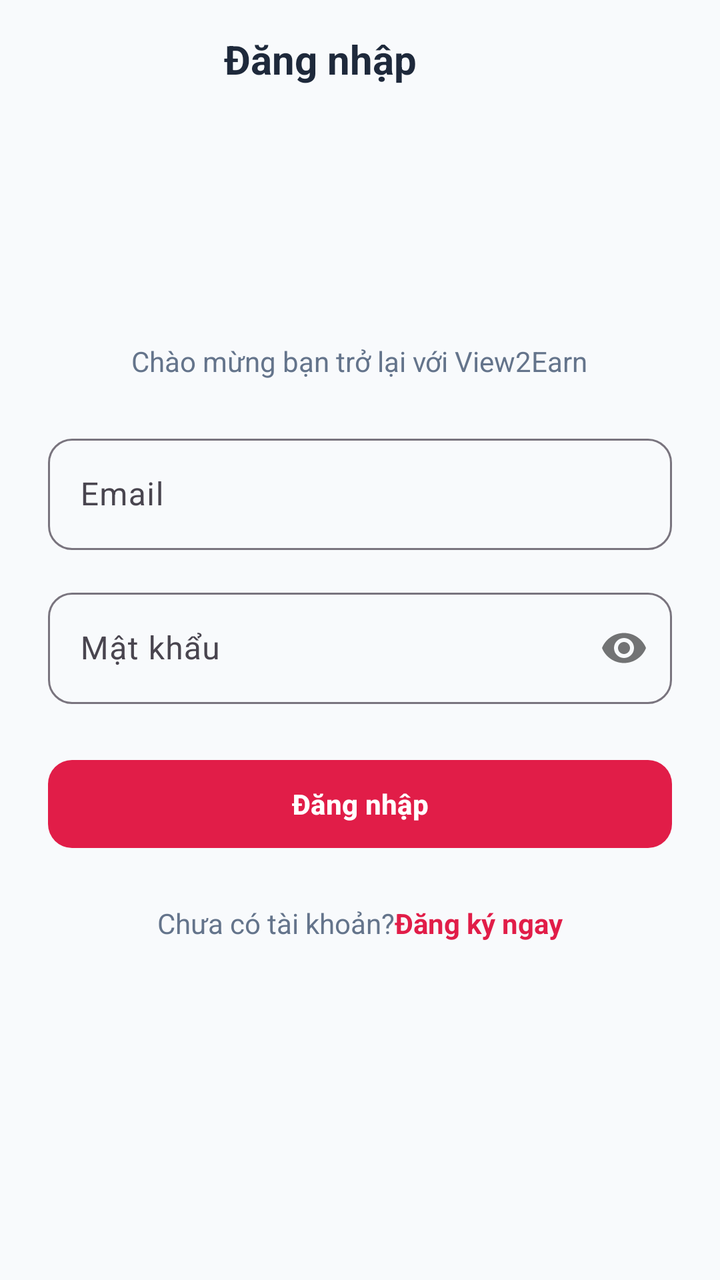
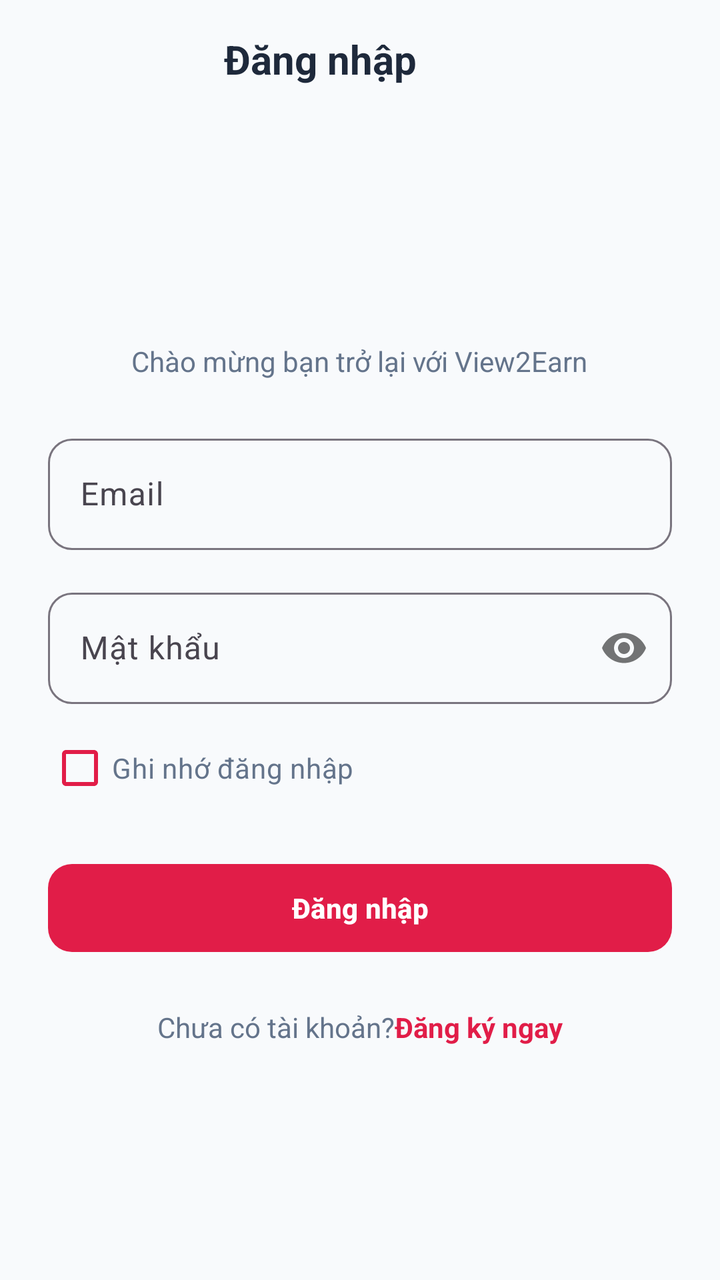

Before-and-after screenshots of an Android layout around one commit, followed by the original layout XML and the change that was made.
<!-- AndroidManifest.xml: application theme Theme.View2Earn -->
<!-- res/layout/activity_login.xml -->
<?xml version="1.0" encoding="utf-8"?>
<ScrollView xmlns:android="http://schemas.android.com/apk/res/android"
    xmlns:app="http://schemas.android.com/apk/res-auto"
    xmlns:tools="http://schemas.android.com/tools"
    android:layout_width="match_parent"
    android:layout_height="match_parent"
    android:background="@color/neutral_bg"
    android:fillViewport="true"
    android:id="@+id/login_activity"
    tools:context=".LoginActivity">

    <LinearLayout
        android:layout_width="match_parent"
        android:layout_height="wrap_content"
        android:orientation="vertical">

        
        <LinearLayout
            android:layout_width="match_parent"
            android:layout_height="wrap_content"
            android:gravity="center_vertical"
            android:orientation="horizontal"
            android:paddingHorizontal="@dimen/spacing_md"
            android:paddingVertical="@dimen/spacing_md">

            <TextView
                android:layout_width="0dp"
                android:layout_height="wrap_content"
                android:layout_weight="1"
                android:gravity="center"
                android:text="@string/login_title"
                android:textColor="@color/text_primary"
                android:textSize="@dimen/text_screen_header"
                android:textStyle="bold" />

            <View
                android:layout_width="40dp"
                android:layout_height="1dp" />
        </LinearLayout>

        
        <LinearLayout
            android:layout_width="match_parent"
            android:layout_height="wrap_content"
            android:orientation="vertical"
            android:paddingHorizontal="@dimen/spacing_xl"
            android:paddingTop="@dimen/spacing_md"
            android:paddingBottom="@dimen/spacing_xl">

            
            <ImageView
                android:layout_width="80dp"
                android:layout_height="80dp"
                android:layout_gravity="center_horizontal"
                android:layout_marginBottom="@dimen/spacing_md"
                android:contentDescription="@string/app_name"
                android:src="@drawable/logo" />

            <TextView
                android:layout_width="wrap_content"
                android:layout_height="wrap_content"
                android:layout_gravity="center_horizontal"
                android:text="@string/login_subtitle"
                android:textColor="@color/text_secondary"
                android:textSize="@dimen/text_secondary" />

            
            <com.google.android.material.textfield.TextInputLayout
                style="@style/Widget.Material3.TextInputLayout.OutlinedBox"
                android:layout_width="match_parent"
                android:layout_height="wrap_content"
                android:layout_marginTop="@dimen/spacing_xl"
                android:hint="@string/hint_email"
                app:boxCornerRadiusBottomEnd="@dimen/corner_radius_md"
                app:boxCornerRadiusBottomStart="@dimen/corner_radius_md"
                app:boxCornerRadiusTopEnd="@dimen/corner_radius_md"
                app:boxCornerRadiusTopStart="@dimen/corner_radius_md">

                <com.google.android.material.textfield.TextInputEditText
                    android:id="@+id/etEmail"
                    android:layout_width="match_parent"
                    android:layout_height="wrap_content"
                    android:inputType="textEmailAddress"
                    android:textColor="@color/text_primary"
                    android:textSize="@dimen/text_input" />
            </com.google.android.material.textfield.TextInputLayout>

            
            <com.google.android.material.textfield.TextInputLayout
                style="@style/Widget.Material3.TextInputLayout.OutlinedBox"
                android:layout_width="match_parent"
                android:layout_height="wrap_content"
                android:layout_marginTop="@dimen/spacing_md"
                android:hint="@string/hint_password"
                app:boxCornerRadiusBottomEnd="@dimen/corner_radius_md"
                app:boxCornerRadiusBottomStart="@dimen/corner_radius_md"
                app:boxCornerRadiusTopEnd="@dimen/corner_radius_md"
                app:boxCornerRadiusTopStart="@dimen/corner_radius_md"
                app:passwordToggleEnabled="true">

                <com.google.android.material.textfield.TextInputEditText
                    android:id="@+id/etPassword"
                    android:layout_width="match_parent"
                    android:layout_height="wrap_content"
                    android:inputType="textPassword"
                    android:textColor="@color/text_primary"
                    android:textSize="@dimen/text_input" />
            </com.google.android.material.textfield.TextInputLayout>

            
            <com.google.android.material.button.MaterialButton
                android:id="@+id/btnLogin"
                android:layout_width="match_parent"
                android:layout_height="52dp"
                android:layout_marginTop="@dimen/spacing_xl"
                android:text="@string/btn_login"
                android:textColor="@color/on_primary"
                android:textSize="@dimen/text_button"
                android:textStyle="bold"
                app:backgroundTint="@color/primary"
                app:cornerRadius="@dimen/corner_radius_md" />

            
            <LinearLayout
                android:layout_width="wrap_content"
                android:layout_height="wrap_content"
                android:layout_gravity="center_horizontal"
                android:layout_marginTop="@dimen/spacing_xl"
                android:orientation="horizontal">

                <TextView
                    android:layout_width="wrap_content"
                    android:layout_height="wrap_content"
                    android:text="@string/text_no_account"
                    android:textColor="@color/text_secondary"
                    android:textSize="@dimen/text_secondary" />

                <TextView
                    android:id="@+id/tvRegister"
                    android:layout_width="wrap_content"
                    android:layout_height="wrap_content"
                    android:text="@string/action_register_now"
                    android:textColor="@color/primary"
                    android:textSize="@dimen/text_secondary"
                    android:textStyle="bold" />
            </LinearLayout>

        </LinearLayout>
    </LinearLayout>
</ScrollView>
<!-- resources referenced by this layout -->
<resources>
  <color name="neutral_bg">#F8FAFC</color>
  <color name="on_primary">#FFFFFF</color>
  <color name="primary">#E11D48</color>
  <color name="text_primary">#1E293B</color>
  <color name="text_secondary">#64748B</color>
  <dimen name="corner_radius_md">12dp</dimen>
  <dimen name="spacing_md">16dp</dimen>
  <dimen name="spacing_xl">24dp</dimen>
  <dimen name="text_button">14sp</dimen>
  <dimen name="text_input">16sp</dimen>
  <dimen name="text_screen_header">20sp</dimen>
  <dimen name="text_secondary">14sp</dimen>
  <string name="action_register_now">Đăng ký ngay</string>
  <string name="app_name">View2Earn</string>
  <string name="btn_login">Đăng nhập</string>
  <string name="hint_email">Email</string>
  <string name="hint_password">Mật khẩu</string>
  <string name="login_subtitle">Chào mừng bạn trở lại với View2Earn</string>
  <string name="login_title">Đăng nhập</string>
  <string name="text_no_account">Chưa có tài khoản? </string>
  <style name="Theme.View2Earn" parent="Base.Theme.View2Earn" />
  <style name="Base.Theme.View2Earn" parent="Theme.Material3.Light.NoActionBar">
          
          <item name="colorPrimary">@color/primary</item>
          <item name="colorOnPrimary">@color/on_primary</item>
          <item name="android:windowBackground">@color/neutral_bg</item>
          <item name="android:statusBarColor">@color/neutral_bg</item>
          <item name="android:windowLightStatusBar" tools:targetApi="m">true</item>
      </style>
</resources>

<!-- the commit's change to res/layout/activity_login.xml (unified diff, before → after) -->
@@ -108,11 +108,23 @@
             </com.google.android.material.textfield.TextInputLayout>
 
             
+            <com.google.android.material.checkbox.MaterialCheckBox
+                android:id="@+id/cbRememberMe"
+                android:layout_width="wrap_content"
+                android:layout_height="wrap_content"
+                android:layout_marginTop="@dimen/spacing_sm"
+                android:checked="false"
+                android:text="@string/remember_me"
+                android:textColor="@color/text_secondary"
+                android:textSize="@dimen/text_label"
+                app:buttonTint="@color/primary" />
+
+            
             <com.google.android.material.button.MaterialButton
                 android:id="@+id/btnLogin"
                 android:layout_width="match_parent"
                 android:layout_height="52dp"
-                android:layout_marginTop="@dimen/spacing_xl"
+                android:layout_marginTop="@dimen/spacing_lg"
                 android:text="@string/btn_login"
                 android:textColor="@color/on_primary"
                 android:textSize="@dimen/text_button"
<!-- resource entries referenced after the edit -->
@@ -6,10 +6,13 @@
   <color name="text_primary">#1E293B</color>
   <color name="text_secondary">#64748B</color>
   <dimen name="corner_radius_md">12dp</dimen>
+  <dimen name="spacing_lg">20dp</dimen>
   <dimen name="spacing_md">16dp</dimen>
+  <dimen name="spacing_sm">8dp</dimen>
   <dimen name="spacing_xl">24dp</dimen>
   <dimen name="text_button">14sp</dimen>
   <dimen name="text_input">16sp</dimen>
+  <dimen name="text_label">14sp</dimen>
   <dimen name="text_screen_header">20sp</dimen>
   <dimen name="text_secondary">14sp</dimen>
   <string name="action_register_now">Đăng ký ngay</string>
@@ -19,6 +22,7 @@
   <string name="hint_password">Mật khẩu</string>
   <string name="login_subtitle">Chào mừng bạn trở lại với View2Earn</string>
   <string name="login_title">Đăng nhập</string>
+  <string name="remember_me">Ghi nhớ đăng nhập</string>
   <string name="text_no_account">Chưa có tài khoản? </string>
   <style name="Theme.View2Earn" parent="Base.Theme.View2Earn" />
   <style name="Base.Theme.View2Earn" parent="Theme.Material3.Light.NoActionBar">
